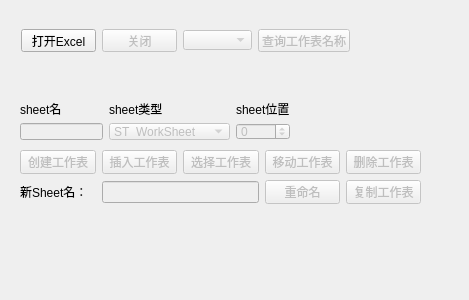
Qt form XlsxDemo/TestXlsx/test2.ui (mahuifa/QMDemo) before a commit.
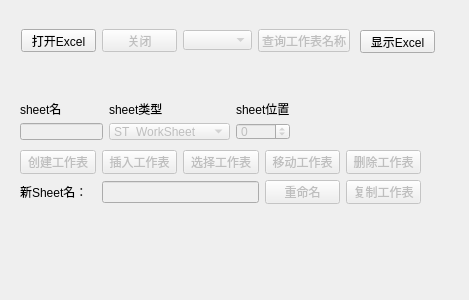
The same form after that commit.

```diff
--- a/XlsxDemo/TestXlsx/test2.ui
+++ b/XlsxDemo/TestXlsx/test2.ui
@@ -90,6 +90,19 @@
     </item>
    </layout>
   </widget>
+  <widget class="QPushButton" name="but_show">
+   <property name="geometry">
+    <rect>
+     <x>360</x>
+     <y>30</y>
+     <width>75</width>
+     <height>23</height>
+    </rect>
+   </property>
+   <property name="text">
+    <string>显示Excel</string>
+   </property>
+  </widget>
   <widget class="QPushButton" name="but_querySheet">
    <property name="enabled">
     <bool>false</bool>
```
